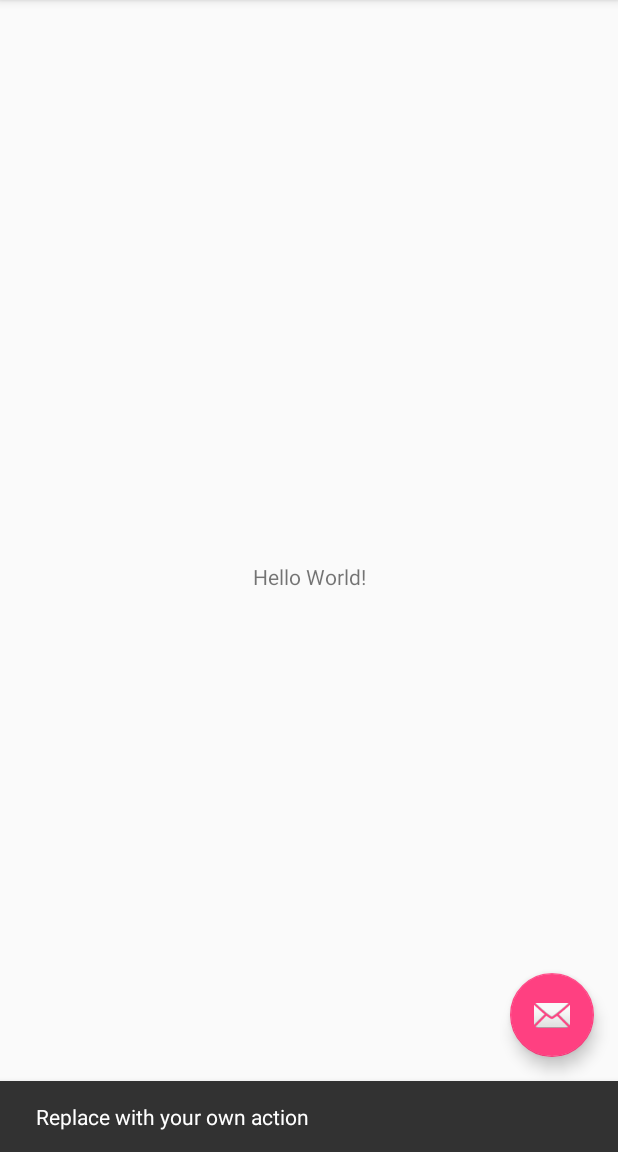
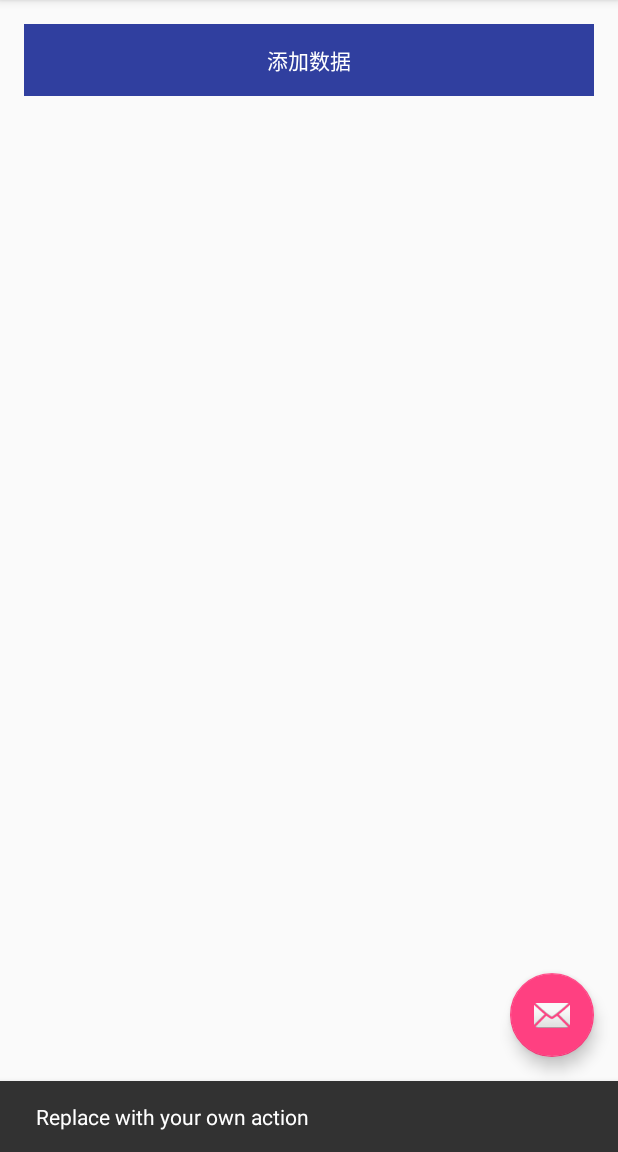
Before and after one commit to NullRoutine/DeskPlugin, an Android app: the screen it shows after launch (MainActivity), after a tap on an icon or button, on a phone screen of 412 x 824 dp, the part 84-1236 px from its top. Run offline under Robolectric (Android 15) with nearby library versions, the phone set to English and light mode, and no system bars; 2 statements that could not run were skipped.

```diff
--- a/app/src/main/java/com/example/administrator/deskplugin/MainActivity.java
+++ b/app/src/main/java/com/example/administrator/deskplugin/MainActivity.java
@@ -1,29 +1,49 @@
 package com.example.administrator.deskplugin;
 
+import android.content.ComponentName;
+import android.content.Context;
+import android.content.Intent;
+import android.content.ServiceConnection;
 import android.os.Bundle;
+import android.os.IBinder;
+import android.os.RemoteException;
 import android.support.design.widget.FloatingActionButton;
 import android.support.design.widget.Snackbar;
 import android.support.v7.app.AppCompatActivity;
 import android.support.v7.widget.Toolbar;
+import android.util.Log;
 import android.view.Menu;
 import android.view.MenuItem;
 import android.view.View;
+import android.widget.Toast;
 
 import com.example.administrator.deskplugin.service.DeskWidgetListener;
 import com.example.administrator.deskplugin.util.ScreenManager;
 
-public class MainActivity extends AppCompatActivity implements DeskWidgetListener.ScreenListener {
+import java.util.List;
+
+public class MainActivity extends AppCompatActivity implements DeskWidgetListener.ScreenListener, View.OnClickListener {
 
     // 动态注册锁屏等广播
     private DeskWidgetListener mDeskWidgetListener;
     // 1像素Activity管理类
     private ScreenManager mScreenManager;
 
+    //由AIDL文件生成的Java类
+    private IMyAidlInterface mBookManager = null;
+
+    //标志当前与服务端连接状况的布尔值，false为未连接，true为连接中
+    private boolean mBound = false;
+
+    //包含Book对象的list
+    private List<Book> mBooks;
+
     @Override
     protected void onCreate(Bundle savedInstanceState) {
         super.onCreate(savedInstanceState);
         setContentView(R.layout.activity_main);
         Toolbar toolbar = (Toolbar) findViewById(R.id.toolbar);
+        findViewById(R.id.tv_add).setOnClickListener(this);
         setSupportActionBar(toolbar);
         FloatingActionButton fab = (FloatingActionButton) findViewById(R.id.fab);
         fab.setOnClickListener(new View.OnClickListener() {
@@ -67,6 +87,23 @@ public class MainActivity extends AppCompatActivity implements DeskWidgetListene
     }
 
     @Override
+    protected void onStart() {
+        super.onStart();
+        if (!mBound) {
+            attemptToBindService();
+        }
+    }
+
+    @Override
+    protected void onStop() {
+        super.onStop();
+        if (mBound) {
+            unbindService(mServiceConnection);
+            mBound = false;
+        }
+    }
+
+    @Override
     public void screenOn() {
         mScreenManager.finishActivity();
     }
@@ -80,4 +117,64 @@ public class MainActivity extends AppCompatActivity implements DeskWidgetListene
     public void userPresent() {
 
     }
+
+    /**
+     * 尝试与服务端建立连接
+     */
+    private void attemptToBindService() {
+        Intent intent = new Intent();
+        intent.setAction("com.example.administrator.deskplugin.client");
+        intent.setPackage("com.example.administrator.deskplugin");//这里注意要写包名
+        bindService(intent, mServiceConnection, Context.BIND_AUTO_CREATE);
+    }
+
+    private ServiceConnection mServiceConnection = new ServiceConnection() {
+        @Override
+        public void onServiceConnected(ComponentName name, IBinder service) {
+            Log.e(getLocalClassName(), "service connected");
+            mBookManager = IMyAidlInterface.Stub.asInterface(service);
+            mBound = true;
+
+            if (mBookManager != null) {
+                try {
+                    mBooks = mBookManager.getBook();
+                    Log.e(getLocalClassName(), mBooks.toString());
+                } catch (RemoteException e) {
+                    e.printStackTrace();
+                }
+            }
+        }
+
+        @Override
+        public void onServiceDisconnected(ComponentName name) {
+            Log.e(getLocalClassName(), "service disconnected");
+            mBound = false;
+        }
+    };
+
+    @Override
+    public void onClick(View v) {
+        switch (v.getId()) {
+            case R.id.tv_add:
+                //如果与服务端的连接处于未连接状态，则尝试连接
+                if (!mBound) {
+                    attemptToBindService();
+                    Toast.makeText(this, "当前与服务端处于未连接状态，正在尝试重连，请稍后再试", Toast.LENGTH_SHORT).show();
+                    return;
+                }
+                if (mBookManager == null) return;
+
+                Book book = new Book();
+                book.setName("APP研发录In");
+                book.setPrice(30);
+                try {
+                    mBookManager.addBook(book);
+                    mBookManager.getBook();
+                    Log.e(getLocalClassName(), book.toString() + "++++=>" + mBookManager.getBook().toString());
+                } catch (RemoteException e) {
+                    e.printStackTrace();
+                }
+                break;
+        }
+    }
 }
--- a/app/src/main/res/layout/content_main.xml
+++ b/app/src/main/res/layout/content_main.xml
@@ -8,13 +8,22 @@
     tools:context="com.example.administrator.deskplugin.MainActivity"
     tools:showIn="@layout/activity_main">
 
-    <TextView
-        android:layout_width="wrap_content"
-        android:layout_height="wrap_content"
-        android:text="Hello World!"
-        app:layout_constraintBottom_toBottomOf="parent"
-        app:layout_constraintLeft_toLeftOf="parent"
-        app:layout_constraintRight_toRightOf="parent"
-        app:layout_constraintTop_toTopOf="parent" />
+    <LinearLayout
+        android:layout_width="match_parent"
+        android:layout_height="match_parent"
+        android:orientation="vertical">
+
+        <TextView
+            android:id="@+id/tv_add"
+            android:layout_width="match_parent"
+            android:layout_height="48dp"
+            android:layout_margin="16dp"
+            android:background="@color/colorPrimaryDark"
+            android:gravity="center"
+            android:text="添加数据"
+            android:textColor="@color/colorWhite"
+            tools:ignore="HardcodedText" />
+    </LinearLayout>
+
 
 </android.support.constraint.ConstraintLayout>
```
Also changed, not shown: app/src/main/AndroidManifest.xml (+10 -0 lines), app/src/main/java/com/example/administrator/deskplugin/Book.java (added, +69 -0 lines), app/src/main/java/com/example/administrator/deskplugin/service/BookService.java (added, +75 -0 lines), app/src/main/aidl/com/example/administrator/deskplugin/Book.aidl (added), app/src/main/aidl/com/example/administrator/deskplugin/IMyAidlInterface.aidl (added).
